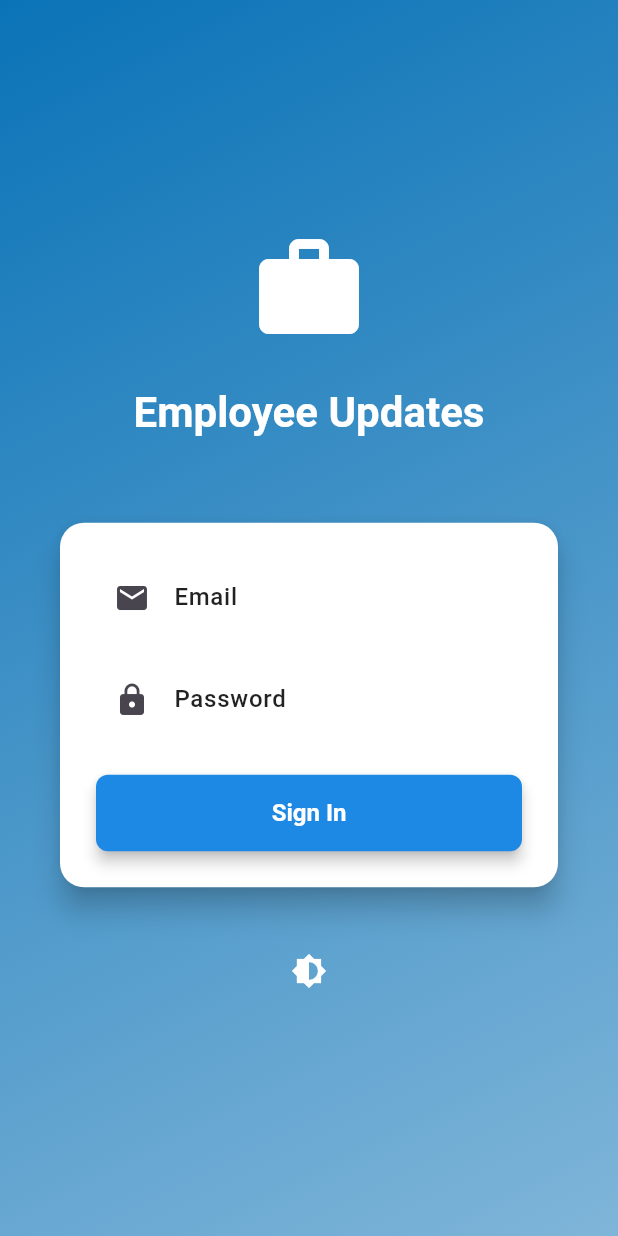
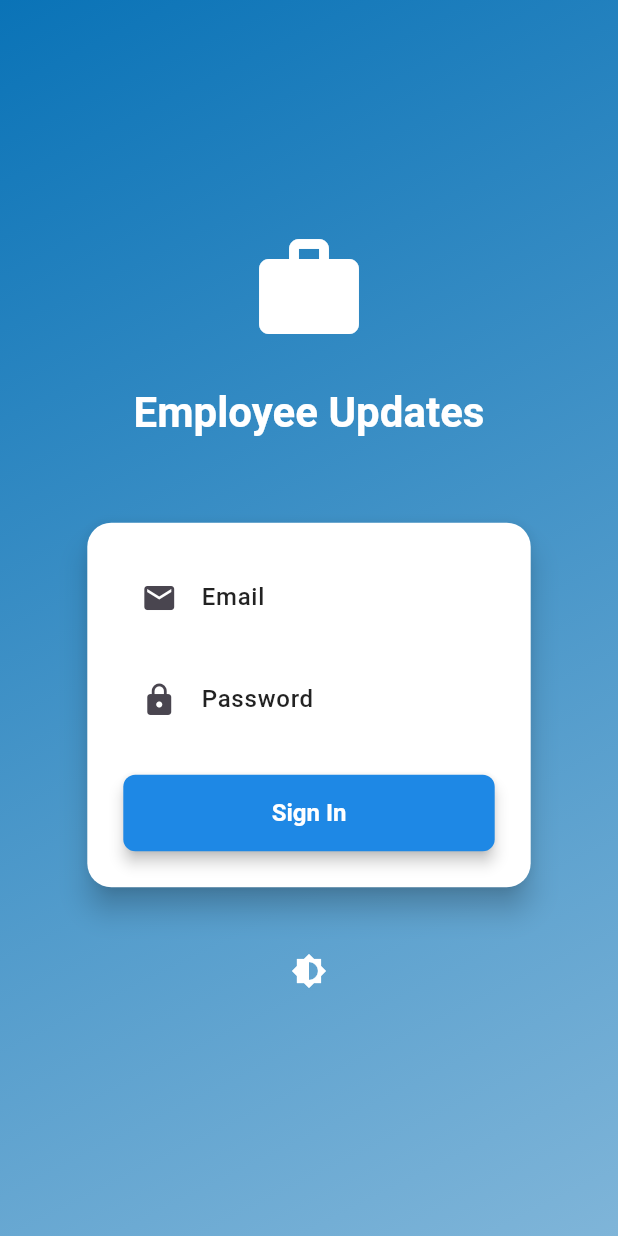
Before and after one commit to adletads/updates, a Flutter app: the screen it shows after launch, on a phone screen of 412 x 824 dp. Run offline on Flutter 3.47's test engine with Material 3 defaults, Android fonts, the phone set to English and light mode, and no system bars; our stand-ins replace cloud_firestore, firebase_auth, firebase_core, google_sign_in; accounts and stored records are empty; statements that could not run were skipped.

Commit message:
login added

```diff
--- a/lib/auth_wrapper.dart
+++ b/lib/auth_wrapper.dart
@@ -146,7 +146,15 @@ class _AuthWrapperState extends State<AuthWrapper> with SingleTickerProviderStat
                                   ),
                             ),
                             const SizedBox(height: 48),
-                            Card(
+                            LayoutBuilder(
+                              builder: (context, constraints) {
+                                double maxWidth = constraints.maxWidth;
+                                double cardWidth = (maxWidth * 0.9).clamp(300.0, 500.0);
+
+                                return Center(
+                                  child: SizedBox(
+                                    width: cardWidth,
+                                    child: Card(
                                       elevation: 8,
                                       shape: RoundedRectangleBorder(
                                         borderRadius: BorderRadius.circular(16),
@@ -207,6 +215,11 @@ class _AuthWrapperState extends State<AuthWrapper> with SingleTickerProviderStat
                                         ),
                                       ),
                                     ),
+                                  ),
+                                );
+                              },
+                            ),
+
                             const SizedBox(height: 24),
                             IconButton(
                               icon: const Icon(Icons.brightness_6),
```
Also changed, not shown: 6 other files. Lines whose indentation alone changed are shown as unchanged.
